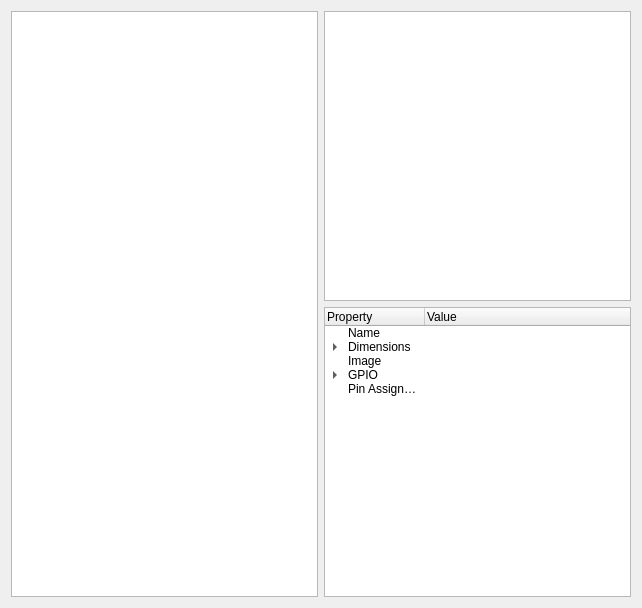
This is iot-developer/mainwindow/hardwarelayoutwidget.ui in clixx-io/clixx.io as Qt 5 draws it before an edit. The edited form follows.
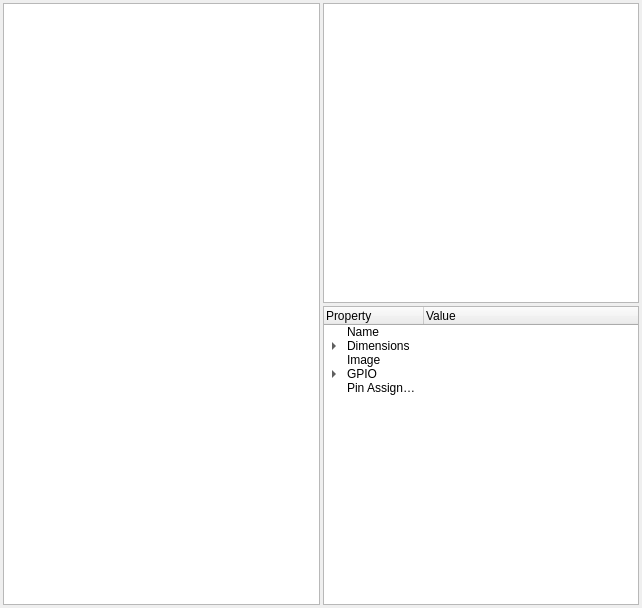
This is the edited form.

Diff of the .ui file:
```diff
--- a/iot-developer/mainwindow/hardwarelayoutwidget.ui
+++ b/iot-developer/mainwindow/hardwarelayoutwidget.ui
@@ -20,6 +20,21 @@
    <string>Form</string>
   </property>
   <layout class="QHBoxLayout" name="horizontalLayout">
+   <property name="spacing">
+    <number>3</number>
+   </property>
+   <property name="leftMargin">
+    <number>3</number>
+   </property>
+   <property name="topMargin">
+    <number>3</number>
+   </property>
+   <property name="rightMargin">
+    <number>3</number>
+   </property>
+   <property name="bottomMargin">
+    <number>3</number>
+   </property>
    <item>
     <widget class="QGraphicsView" name="graphicsView">
      <property name="baseSize">
```
